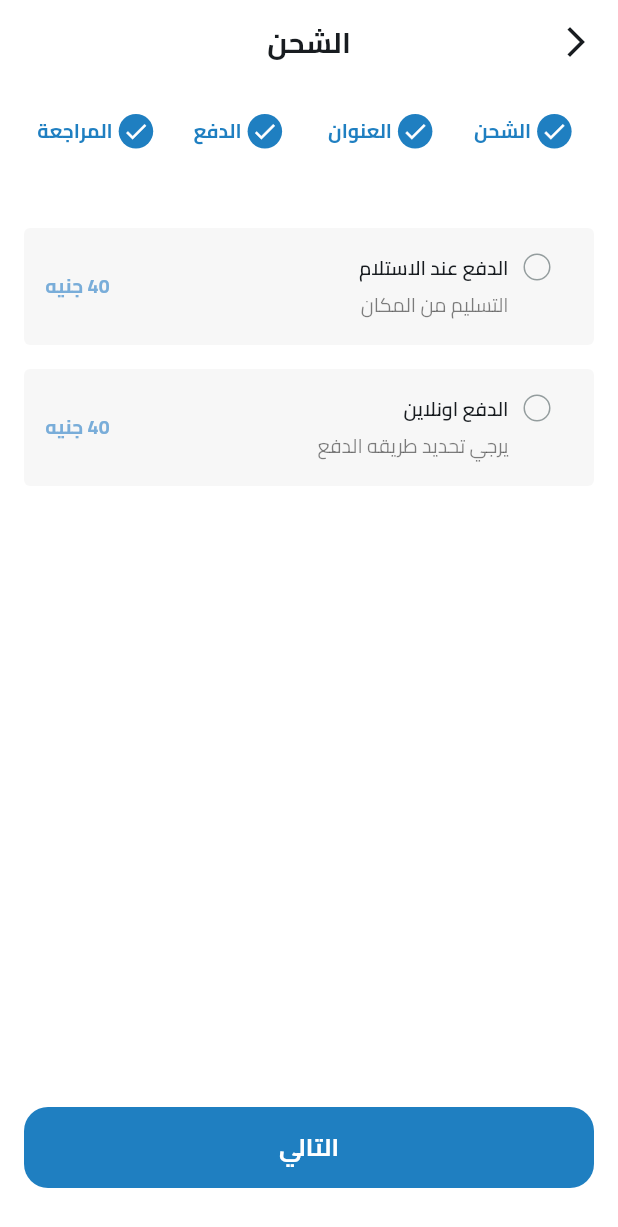
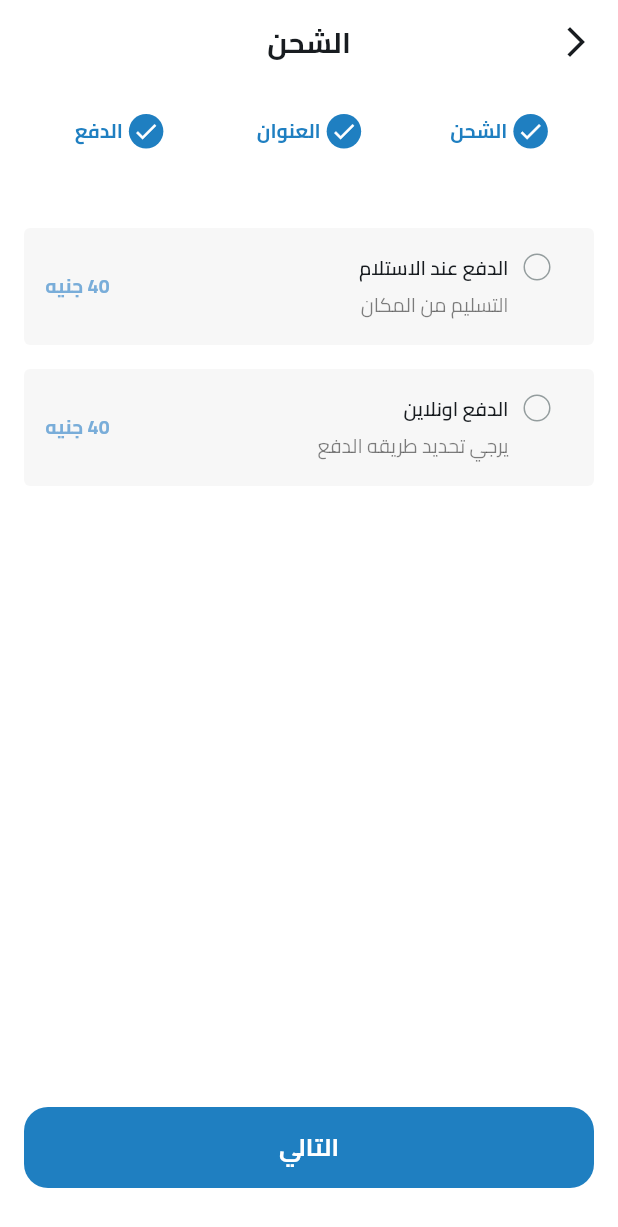
Before and after one commit to abdulrahmanibrahimdawood/E-Commerce, a Flutter app: the CheckoutView screen opened by its route, on a phone screen of 412 x 824 dp. Shown: the top 1227 px of the screen. Run offline on Flutter 3.47's test engine with Material 3 defaults, Android fonts, the phone set to English and light mode, and no system bars; our stand-ins replace bloc, cloud_firestore, dartz, dots_indicator, equatable, firebase_auth and 10 more; missing offline and left inert: flutter_facebook_auth; accounts and stored records are empty.

Commit message:
create payment section

```diff
--- a/lib/features/checkout/presentation/views/widgets/checkout_page_view.dart
+++ b/lib/features/checkout/presentation/views/widgets/checkout_page_view.dart
@@ -1,4 +1,5 @@
 import 'package:e_commerce/features/checkout/presentation/views/widgets/address_input_section.dart';
+import 'package:e_commerce/features/checkout/presentation/views/widgets/payment_section.dart';
 import 'package:e_commerce/features/checkout/presentation/views/widgets/shipping_section.dart';
 import 'package:flutter/material.dart';
 
@@ -20,6 +21,6 @@ class CheckoutStepsPageView extends StatelessWidget {
   }
 
   List<Widget> getPages() {
-    return [ShippingSection(), AddressInputSection(), SizedBox(), SizedBox()];
+    return [ShippingSection(), AddressInputSection(), PaymentSection()];
   }
 }
--- a/lib/features/checkout/presentation/views/widgets/checkout_steps.dart
+++ b/lib/features/checkout/presentation/views/widgets/checkout_steps.dart
@@ -21,5 +21,5 @@ class CheckoutSteps extends StatelessWidget {
 }
 
 List<String> getSteps() {
-  return ['الشحن', 'العنوان', 'الدفع', 'المراجعة'];
+  return ['الشحن', 'العنوان', 'الدفع'];
 }
--- a/lib/features/checkout/presentation/views/widgets/checkout_view_body.dart
+++ b/lib/features/checkout/presentation/views/widgets/checkout_view_body.dart
@@ -39,7 +39,8 @@ class _CheckoutViewBodyState extends State<CheckoutViewBody> {
           ),
           CustomButton(
             onPressed: () {
-              pageController.nextPage(
+              pageController.animateToPage(
+                2,
                 duration: Duration(milliseconds: 300),
                 curve: Curves.linear,
               );
```
Also changed, not shown: lib/features/checkout/presentation/views/widgets/payment_section.dart (added, +10 -0 lines).
